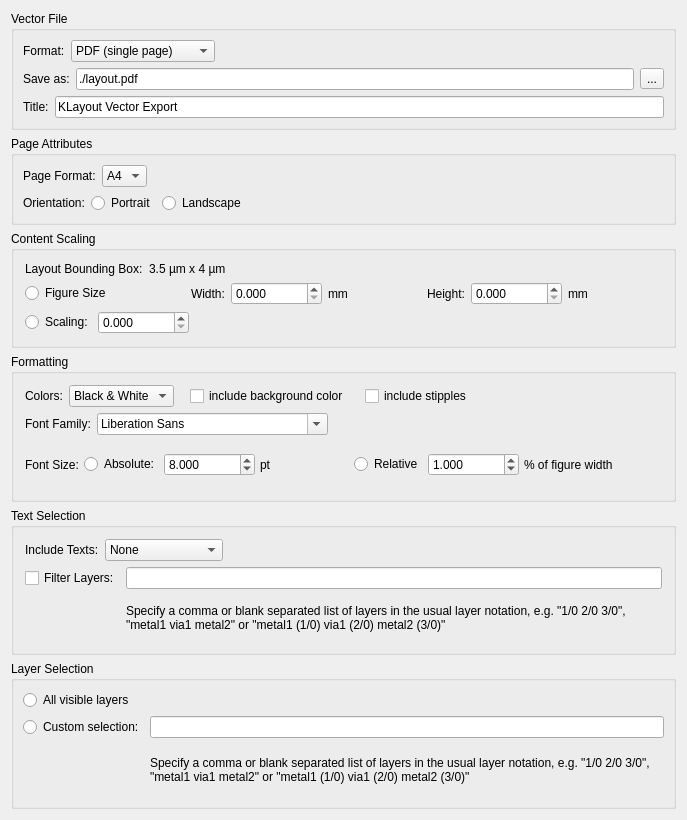
Before: the Qt Designer form pymacros/VectorFileExportDialog.ui in iic-jku/klayout-vector-file-export, drawn with Qt 5.
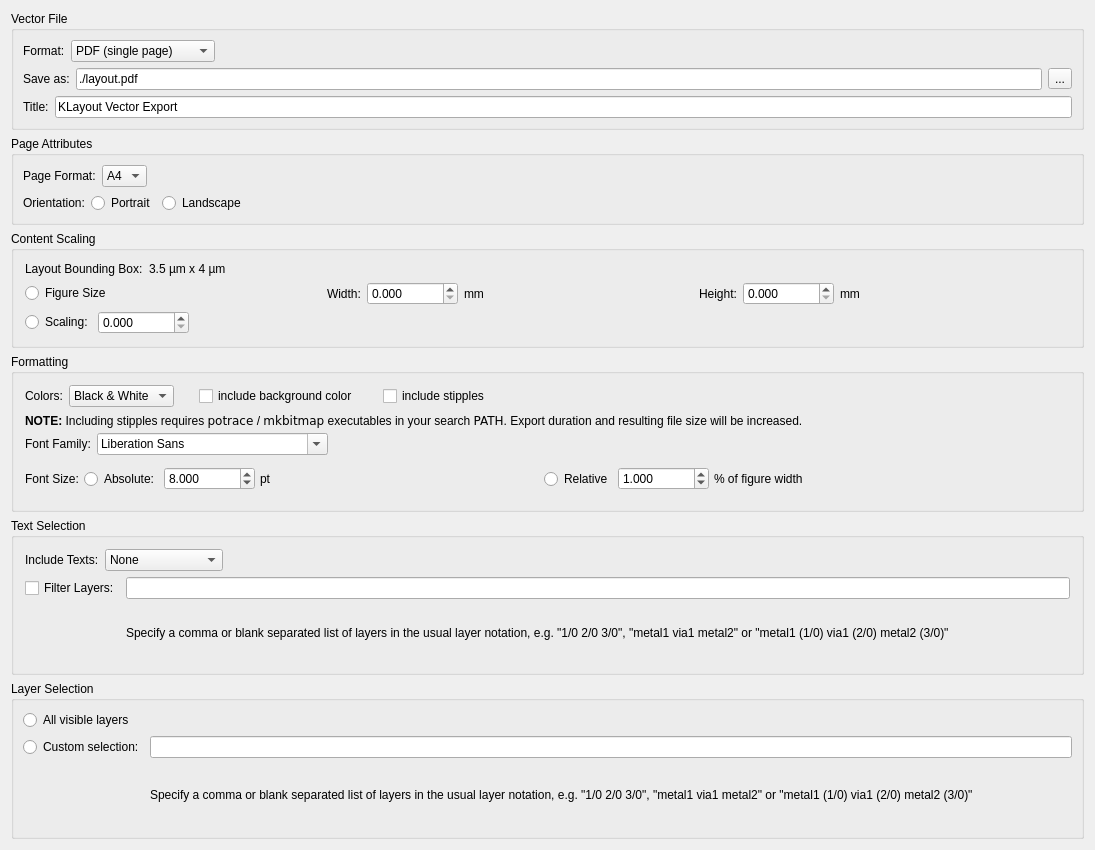
After: the same form once the commit is applied.

Commit message: Add validation in case potrace/mkbitmap are not available

What changed in the file:
```diff
--- a/pymacros/VectorFileExportDialog.ui
+++ b/pymacros/VectorFileExportDialog.ui
@@ -6,14 +6,14 @@
    <rect>
     <x>0</x>
     <y>0</y>
-    <width>687</width>
-    <height>820</height>
+    <width>1095</width>
+    <height>850</height>
    </rect>
   </property>
   <property name="minimumSize">
    <size>
     <width>600</width>
-    <height>820</height>
+    <height>850</height>
    </size>
   </property>
   <property name="windowTitle">
@@ -446,16 +446,19 @@
       <string>Formatting</string>
      </property>
      <layout class="QVBoxLayout" name="verticalLayout_3">
+      <property name="spacing">
+       <number>5</number>
+      </property>
       <item>
-       <layout class="QHBoxLayout" name="horizontalLayout_10">
-        <item>
+       <layout class="QGridLayout" name="gridLayout_3">
+        <item row="0" column="0">
          <widget class="QLabel" name="label_18">
           <property name="text">
            <string>Colors:</string>
           </property>
          </widget>
         </item>
-        <item>
+        <item row="0" column="1">
          <widget class="QComboBox" name="colors_cob">
           <item>
            <property name="text">
@@ -474,7 +477,7 @@
           </item>
          </widget>
         </item>
-        <item>
+        <item row="0" column="2">
          <spacer name="spacer_14">
           <property name="orientation">
            <enum>Qt::Orientation::Horizontal</enum>
@@ -484,20 +487,20 @@
           </property>
           <property name="sizeHint" stdset="0">
            <size>
-            <width>10</width>
+            <width>13</width>
             <height>13</height>
            </size>
           </property>
          </spacer>
         </item>
-        <item>
+        <item row="0" column="3">
          <widget class="QCheckBox" name="include_bg_color_cb">
           <property name="text">
            <string>include background color</string>
           </property>
          </widget>
         </item>
-        <item>
+        <item row="0" column="4">
          <spacer name="spacer_15">
           <property name="orientation">
            <enum>Qt::Orientation::Horizontal</enum>
@@ -507,20 +510,20 @@
           </property>
           <property name="sizeHint" stdset="0">
            <size>
-            <width>10</width>
+            <width>13</width>
             <height>13</height>
            </size>
           </property>
          </spacer>
         </item>
-        <item>
+        <item row="0" column="5">
          <widget class="QCheckBox" name="include_stipples_cb">
           <property name="text">
            <string>include stipples</string>
           </property>
          </widget>
         </item>
-        <item>
+        <item row="0" column="6">
          <spacer name="spacer_16">
           <property name="orientation">
            <enum>Qt::Orientation::Horizontal</enum>
@@ -536,6 +539,16 @@
           </property>
          </spacer>
         </item>
+        <item row="1" column="0" colspan="7">
+         <widget class="QLabel" name="layers_comment_3">
+          <property name="text">
+           <string>&lt;html&gt;&lt;head/&gt;&lt;body&gt;&lt;b&gt;NOTE:&lt;/b&gt; Including stipples requires &lt;code&gt;potrace&lt;/code&gt; / &lt;code&gt;mkbitmap&lt;/code&gt; executables in your search &lt;code&gt;PATH&lt;/code&gt;. Export duration and resulting file size will be increased.&lt;/body&gt;&lt;/html&gt;</string>
+          </property>
+          <property name="wordWrap">
+           <bool>true</bool>
+          </property>
+         </widget>
+        </item>
        </layout>
       </item>
       <item>
```
The commit also changes 1 other file.
